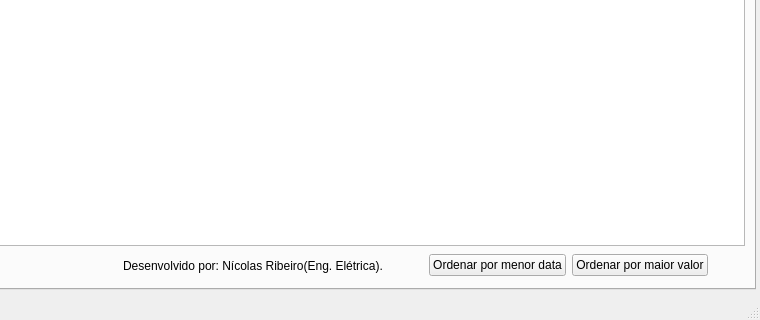
nicolasrls/codigos, file Projetos QT/SCOP/mainwindow.ui: the form before one commit; both pictures show x 105 to 865 and y 280 to 600 of the 865 by 600 pixel window.
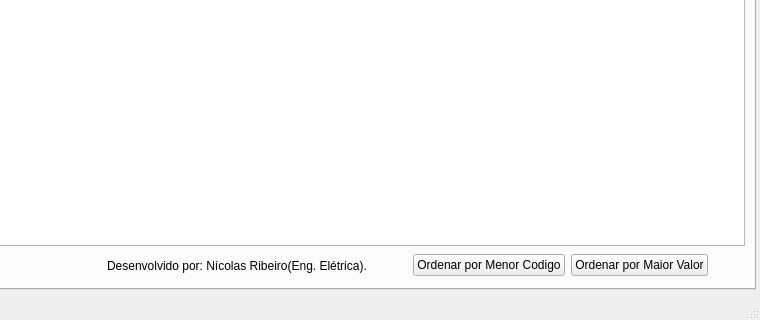
The form after the commit.

The edit to the form file:
```diff
--- a/Projetos QT/SCOP/mainwindow.ui
+++ b/Projetos QT/SCOP/mainwindow.ui
@@ -251,7 +251,7 @@
        </item>
       </layout>
      </widget>
-     <widget class="QWidget" name="">
+     <widget class="QWidget" name="layoutWidget">
       <property name="geometry">
        <rect>
         <x>20</x>
@@ -299,14 +299,14 @@
          <item>
           <widget class="QPushButton" name="ordmenordata">
            <property name="text">
-            <string>Ordenar por menor data</string>
+            <string>Ordenar por Menor Codigo</string>
            </property>
           </widget>
          </item>
          <item>
           <widget class="QPushButton" name="ordmaiorvalor">
            <property name="text">
-            <string>Ordenar por maior valor</string>
+            <string>Ordenar por Maior Valor</string>
            </property>
           </widget>
          </item>
```
Left out of the diff: 12 changed lines with no effect on the pictures.
